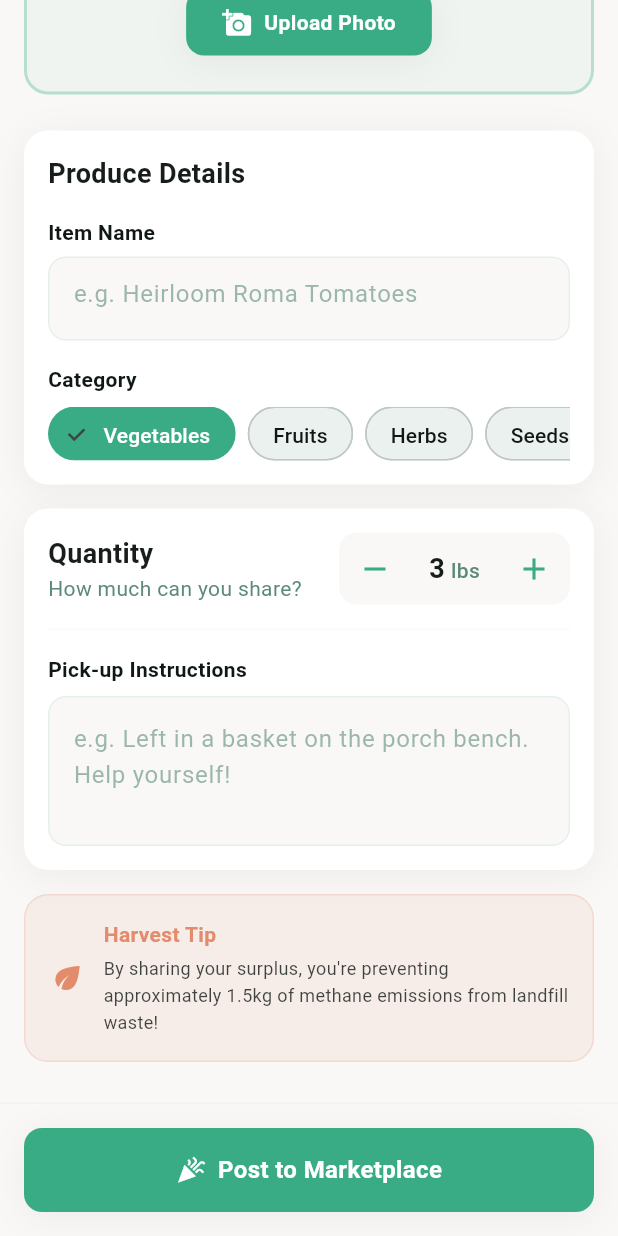
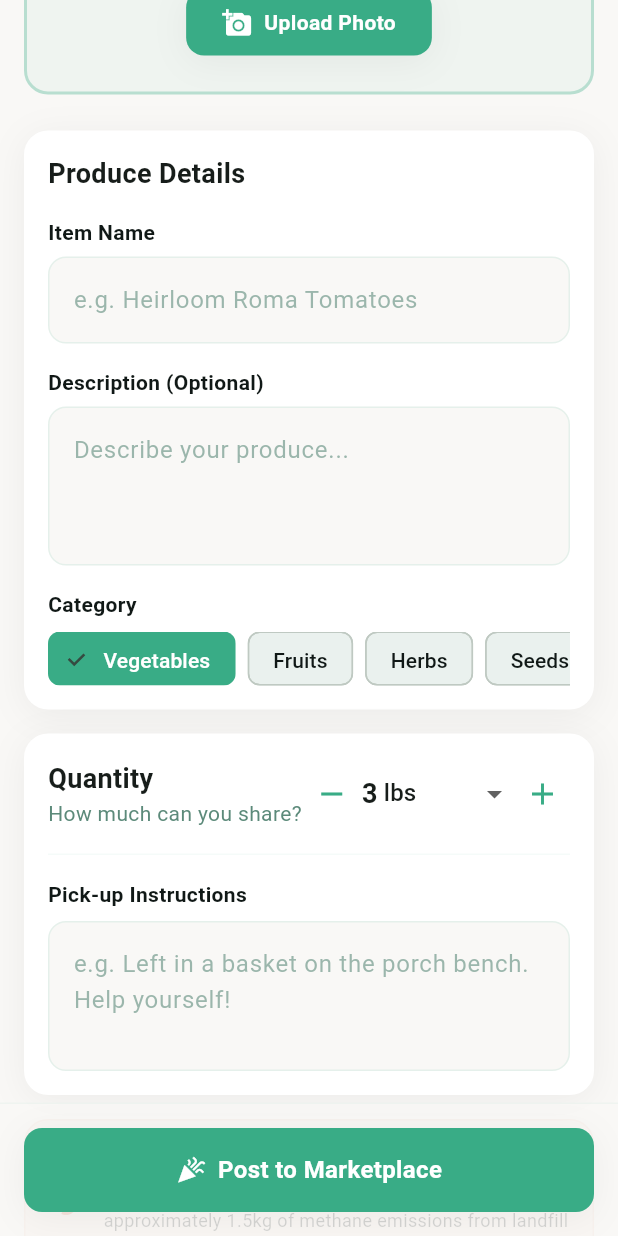
Before and after one commit to Mykol5/FoodGardenApp, a Flutter app: the ShareScreen screen opened directly, scrolled down 315 dp, on a phone screen of 412 x 824 dp. Run offline on Flutter 3.47's test engine with Material 3 defaults, Android fonts, the phone set to English and light mode, and no system bars; our stand-ins replace image_picker, shared_preferences; accounts and stored records are empty; network calls fail.

Commit message:
Update share_screen.dart

```diff
--- a/lib/share_screen.dart
+++ b/lib/share_screen.dart
@@ -1,7 +1,15 @@
+import 'dart:convert';
+import 'dart:typed_data';
 import 'package:flutter/material.dart';
+import 'package:image_picker/image_picker.dart';
+import 'package:provider/provider.dart';
+import '../services/api_service.dart';
+import '../providers/auth_provider.dart';
 
 class ShareScreen extends StatefulWidget {
-  const ShareScreen({super.key});
+  final Map<String, dynamic>? existingCrop; // Optional: pre-fill from a crop
+
+  const ShareScreen({super.key, this.existingCrop});
 
   @override
   State<ShareScreen> createState() => _ShareScreenState();
@@ -10,16 +18,175 @@ class ShareScreen extends StatefulWidget {
 class _ShareScreenState extends State<ShareScreen> {
   final _itemNameController = TextEditingController();
   final _pickupInstructionsController = TextEditingController();
+  final _descriptionController = TextEditingController();
+
   int _quantity = 3;
   String _selectedCategory = 'Vegetables';
+  String _selectedUnit = 'lbs';
+  bool _isLoading = false;
 
-  final List<String> categories = ['Vegetables', 'Fruits', 'Herbs', 'Seeds'];
+  // Image related
+  XFile? _selectedImage;
+  Uint8List? _selectedImageBytes;
+  bool _isUploadingImage = false;
+  String? _uploadedImageUrl;
+
+  final List<String> categories = ['Vegetables', 'Fruits', 'Herbs', 'Seeds', 'Other'];
+  final List<String> units = ['lbs', 'kg', 'oz', 'pieces', 'bunches'];
+
+  final ApiService _apiService = ApiService();
+
+  @override
+  void initState() {
+    super.initState();
+    // Pre-fill if coming from a crop
+    if (widget.existingCrop != null) {
+      _itemNameController.text = widget.existingCrop!['name'] ?? '';
+      _selectedCategory = _capitalize(widget.existingCrop!['category'] ?? 'vegetable');
+      _quantity = widget.existingCrop!['quantity'] ?? 3;
+      _selectedUnit = widget.existingCrop!['quantity_unit'] ?? 'lbs';
+    }
+  }
 
   @override
   void dispose() {
     _itemNameController.dispose();
     _pickupInstructionsController.dispose();
+    _descriptionController.dispose();
     super.dispose();
+  }
+
+  Future<void> _pickImage() async {
+    final ImagePicker picker = ImagePicker();
+    final XFile? image = await picker.pickImage(
+      source: ImageSource.gallery,
+      maxWidth: 800,
+      maxHeight: 800,
+      imageQuality: 85,
+    );
+
+    if (image != null) {
+      final bytes = await image.readAsBytes();
+      setState(() {
+        _selectedImage = image;
+        _selectedImageBytes = bytes;
+      });
+    }
+  }
+
+  Future<String?> _uploadImage() async {
+    if (_selectedImage == null || _selectedImageBytes == null) return null;
+
+    setState(() {
+      _isUploadingImage = true;
+    });
+
+    try {
+      final base64Image = base64Encode(_selectedImageBytes!);
+      final fileName = _selectedImage!.name;
+
+      // Use the existing image upload method
+      final result = await _apiService.uploadImageWeb(base64Image, fileName);
+
+      if (result['success'] == true) {
+        return result['imageUrl'];
+      } else {
+        if (mounted) {
+          ScaffoldMessenger.of(context).showSnackBar(
+            SnackBar(
+              content: Text(result['error'] ?? 'Failed to upload image'),
+              backgroundColor: Colors.red,
+            ),
+          );
+        }
+        return null;
+      }
+    } catch (e) {
+      print('❌ Upload image error: $e');
+      return null;
+    } finally {
+      if (mounted) {
+        setState(() {
+          _isUploadingImage = false;
+        });
+      }
+    }
+  }
+
+  Future<void> _shareItem() async {
+    // Validate
+    if (_itemNameController.text.trim().isEmpty) {
+      _showError('Please enter an item name');
+      return;
+    }
+
+    setState(() {
+      _isLoading = true;
+    });
+
+    try {
+      // Upload image if selected
+      String? imageUrl = _uploadedImageUrl;
+      if (_selectedImage != null) {
+        imageUrl = await _uploadImage();
+      }
+
+      final authProvider = Provider.of<AuthProvider>(context, listen: false);
+      final user = authProvider.currentUser;
+
+      final itemData = {
+        'name': _itemNameController.text.trim(),
+        'category': _selectedCategory.toLowerCase(),
+        'quantity': _quantity,
+        'quantity_unit': _selectedUnit,
+        'description': _descriptionController.text.trim().isEmpty
+            ? null
+            : _descriptionController.text.trim(),
+        'pickup_instructions': _pickupInstructionsController.text.trim().isEmpty
+            ? null
+            : _pickupInstructionsController.text.trim(),
+        'image_url': imageUrl,
+        'location_text': user?['location'] ?? 'Unknown',
+      };
+
+      final result = await _apiService.createSharedItem(itemData);
+
+      if (result['success'] == true && mounted) {
+        ScaffoldMessenger.of(context).showSnackBar(
+          const SnackBar(
+            content: Text('Item shared successfully!'),
+            backgroundColor: Colors.green,
+          ),
+        );
+        Navigator.pop(context, true);
+      } else {
+        _showError(result['error'] ?? 'Failed to share item');
+      }
+    } catch (e) {
+      _showError('Error: $e');
+    } finally {
+      if (mounted) {
+        setState(() {
+          _isLoading = false;
+        });
+      }
+    }
+  }
+
+  void _showError(String message) {
+    if (mounted) {
+      ScaffoldMessenger.of(context).showSnackBar(
+        SnackBar(
+          content: Text(message),
+          backgroundColor: Colors.red,
+        ),
+      );
+    }
+  }
+
+  String _capitalize(String s) {
+    if (s.isEmpty) return s;
+    return s[0].toUpperCase() + s.substring(1).toLowerCase();
   }
 
   @override
@@ -36,7 +203,49 @@ class _ShareScreenState extends State<ShareScreen> {
               child: Column(
                 children: [
                   // Top App Bar
-                  Container(
+                  _buildTopBar(isDarkMode),
+
+                  // Main Content
+                  Padding(
+                    padding: const EdgeInsets.all(16),
+                    child: Column(
+                      children: [
+                        // Hero Photo Uploader
+                        _buildImageUploader(isDarkMode),
+
+                        const SizedBox(height: 24),
+
+                        // Produce Details Card
+                        _buildProduceDetailsCard(isDarkMode),
+
+                        const SizedBox(height: 16),
+
+                        // Quantity & Logistics Card
+                        _buildLogisticsCard(isDarkMode),
+
+                        const SizedBox(height: 16),
+
+                        // Sustainability Tip
+                        _buildSustainabilityTip(isDarkMode),
+
+                        const SizedBox(height: 100),
+                      ],
+                    ),
+                  ),
+                ],
+              ),
+            ),
+
+            // Sticky Bottom CTA
+            _buildBottomCTA(isDarkMode),
+          ],
+        ),
+      ),
+    );
+  }
+
+  Widget _buildTopBar(bool isDarkMode) {
+    return Container(
       padding: const EdgeInsets.all(16),
       decoration: BoxDecoration(
         color: isDarkMode
@@ -46,7 +255,9 @@ class _ShareScreenState extends State<ShareScreen> {
       child: Row(
         children: [
           // Close Button
-                        Container(
+          GestureDetector(
+            onTap: () => Navigator.pop(context),
+            child: Container(
               width: 40,
               height: 40,
               decoration: BoxDecoration(
@@ -64,6 +275,7 @@ class _ShareScreenState extends State<ShareScreen> {
                 Icons.close,
                 color: Colors.black87,
                 size: 24,
+              ),
             ),
           ),
           // Title
@@ -96,15 +308,13 @@ class _ShareScreenState extends State<ShareScreen> {
           ),
         ],
       ),
-                  ),
+    );
+  }
 
-                  // Main Content
-                  Padding(
-                    padding: const EdgeInsets.all(16),
-                    child: Column(
-                      children: [
-                        // Hero Photo Uploader
-                        Container(
+  Widget _buildImageUploader(bool isDarkMode) {
+    return GestureDetector(
+      onTap: _isUploadingImage ? null : _pickImage,
+      child: Container(
         padding: const EdgeInsets.all(24),
         decoration: BoxDecoration(
           color: const Color(0xFF39AC86).withOpacity(0.05),
@@ -112,10 +322,45 @@ class _ShareScreenState extends State<ShareScreen> {
           border: Border.all(
             color: const Color(0xFF39AC86).withOpacity(0.3),
             width: 2,
-                              style: BorderStyle.solid,
           ),
         ),
-                          child: Column(
+        child: _selectedImageBytes != null
+            ? Stack(
+                alignment: Alignment.topRight,
+                children: [
+                  ClipRRect(
+                    borderRadius: BorderRadius.circular(12),
+                    child: Image.memory(
+                      _selectedImageBytes!,
+                      height: 150,
+                      width: double.infinity,
+                      fit: BoxFit.cover,
+                    ),
+                  ),
+                  GestureDetector(
+                    onTap: () {
+                      setState(() {
+                        _selectedImage = null;
+                        _selectedImageBytes = null;
+                      });
+                    },
+                    child: Container(
+                      margin: const EdgeInsets.all(8),
+                      padding: const EdgeInsets.all(4),
+                      decoration: BoxDecoration(
+                        color: Colors.black.withOpacity(0.5),
+                        shape: BoxShape.circle,
+                      ),
+                      child: const Icon(
+                        Icons.close,
+                        color: Colors.white,
+                        size: 16,
+                      ),
+                    ),
+                  ),
+                ],
+              )
+            : Column(
                 children: [
                   Container(
                     width: 80,
@@ -124,7 +369,9 @@ class _ShareScreenState extends State<ShareScreen> {
                       color: const Color(0xFF39AC86).withOpacity(0.2),
                       borderRadius: BorderRadius.circular(40),
                     ),
-                                child: const Icon(
+                    child: _isUploadingImage
+                        ? const CircularProgressIndicator(color: Color(0xFF39AC86))
+                        : const Icon(
                             Icons.eco,
                             color: Color(0xFF39AC86),
                             size: 48,
@@ -189,11 +436,11 @@ class _ShareScreenState extends State<ShareScreen> {
                 ],
               ),
       ),
+    );
+  }
 
-                        const SizedBox(height: 24),
-
-                        // Produce Details Card
-                        Container(
+  Widget _buildProduceDetailsCard(bool isDarkMode) {
+    return Container(
       padding: const EdgeInsets.all(16),
       decoration: BoxDecoration(
         color: isDarkMode ? const Color(0xFF2D3A35) : Colors.white,
@@ -219,44 +466,22 @@ class _ShareScreenState extends State<ShareScreen> {
           const SizedBox(height: 16),
 
           // Item Name Field
-                              Column(
-                                crossAxisAlignment: CrossAxisAlignment.start,
-                                children: [
-                                  Text(
-                                    'Item Name',
-                                    style: TextStyle(
-                                      fontSize: 14,
-                                      fontWeight: FontWeight.w600,
-                                      color: isDarkMode ? Colors.white : const Color(0xFF101816),
+          _buildTextField(
+            isDarkMode,
+            controller: _itemNameController,
+            label: 'Item Name',
+            hint: 'e.g. Heirloom Roma Tomatoes',
           ),
-                                  ),
-                                  const SizedBox(height: 6),
-                                  Container(
-                                    height: 56,
-                                    decoration: BoxDecoration(
-                                      color: isDarkMode
-                                          ? const Color(0xFF212C28)
-                                          : const Color(0xFFF9F8F6),
-                                      borderRadius: BorderRadius.circular(12),
-                                      border: Border.all(
-                                        color: const Color(0xFF39AC86).withOpacity(0.1),
-                                      ),
-                                    ),
-                                    child: TextField(
-                                      controller: _itemNameController,
-                                      decoration: InputDecoration(
-                                        hintText: 'e.g. Heirloom Roma Tomatoes',
-                                        hintStyle: TextStyle(
-                                          color: const Color(0xFF5C8A7A).withOpacity(0.6),
-                                        ),
-                                        border: InputBorder.none,
-                                        contentPadding: const EdgeInsets.symmetric(
-                                          horizontal: 16,
-                                        ),
-                                      ),
-                                    ),
-                                  ),
-                                ],
+
+          const SizedBox(height: 16),
+
+          // Description Field
+          _buildTextField(
+            isDarkMode,
+            controller: _descriptionController,
+            label: 'Description (Optional)',
+            hint: 'Describe your produce...',
+            maxLines: 3,
           ),
 
           const SizedBox(height: 16),
@@ -288,23 +513,16 @@ class _ShareScreenState extends State<ShareScreen> {
                         right: index < categories.length - 1 ? 8 : 0,
                       ),
                       child: ChoiceChip(
-                                            label: Text(
-                                              category,
-                                              style: TextStyle(
-                                                fontSize: 14,
-                                                fontWeight: FontWeight.w500,
-                                                color: isSelected
-                                                    ? Colors.white
-                                                    : (isDarkMode ? Colors.white : const Color(0xFF101816)),
-                                              ),
-                                            ),
+                        label: Text(category),
                         selected: isSelected,
                         selectedColor: const Color(0xFF39AC86),
                         backgroundColor: isDarkMode
                             ? const Color(0xFF212C28)
                             : const Color(0xFFEAF1EE),
-                                            shape: RoundedRectangleBorder(
-                                              borderRadius: BorderRadius.circular(20),
+                        labelStyle: TextStyle(
+                          color: isSelected
+                              ? Colors.white
+                              : (isDarkMode ? Colors.white : const Color(0xFF101816)),
                         ),
                         onSelected: (selected) {
                           setState(() {
@@ -320,12 +538,11 @@ class _ShareScreenState extends State<ShareScreen> {
           ),
         ],
       ),
-                        ),
+    );
+  }
 
-                        const SizedBox(height: 16),
-
-                        // Quantity & Logistics Card
-                        Container(
+  Widget _buildLogisticsCard(bool isDarkMode) {
+    return Container(
       padding: const EdgeInsets.all(16),
       decoration: BoxDecoration(
         color: isDarkMode ? const Color(0xFF2D3A35) : Colors.white,
@@ -344,10 +561,10 @@ class _ShareScreenState extends State<ShareScreen> {
           Row(
             mainAxisAlignment: MainAxisAlignment.spaceBetween,
             children: [
-                                  Column(
+              const Column(
                 crossAxisAlignment: CrossAxisAlignment.start,
                 children: [
-                                      const Text(
+                  Text(
                     'Quantity',
                     style: TextStyle(
                       fontSize: 18,
@@ -358,20 +575,12 @@ class _ShareScreenState extends State<ShareScreen> {
                     'How much can you share?',
                     style: TextStyle(
                       fontSize: 14,
-                                          color: const Color(0xFF5C8A7A),
+                      color: Color(0xFF5C8A7A),
                     ),
                   ),
                 ],
               ),
-                                  Container(
-                                    padding: const EdgeInsets.all(4),
-                                    decoration: BoxDecoration(
-                                      color: isDarkMode
-                                          ? const Color(0xFF212C28)
-                                          : const Color(0xFFF9F8F6),
-                                      borderRadius: BorderRadius.circular(12),
-                                    ),
-                                    child: Row(
+              Row(
                 children: [
                   // Decrease Button
                   GestureDetector(
@@ -394,12 +603,8 @@ class _ShareScreenState extends State<ShareScreen> {
                       ),
                     ),
                   ),
-                                        // Quantity Display
-                                        Padding(
-                                          padding: const EdgeInsets.symmetric(horizontal: 16),
-                                          child: Row(
-                                            crossAxisAlignment: CrossAxisAlignment.baseline,
-                                            textBaseline: TextBaseline.alphabetic,
+                  // Quantity Display with Unit Dropdown
+                  Row(
                     children: [
                       Text(
                         '$_quantity',
@@ -409,16 +614,23 @@ class _ShareScreenState extends State<ShareScreen> {
                         ),
                       ),
                       const SizedBox(width: 4),
-                                              Text(
-                                                'lbs',
-                                                style: TextStyle(
-                                                  fontSize: 14,
-                                                  color: const Color(0xFF5C8A7A),
-                                                  fontWeight: FontWeight.w500,
-                                                ),
+                      DropdownButton<String>(
+                        value: _selectedUnit,
+                        items: units.map((unit) {
+                          return DropdownMenuItem(
+                            value: unit,
+                            child: Text(unit),
+                          );
+                        }).toList(),
+                        onChanged: (value) {
+                          setState(() {
+                            _selectedUnit = value!;
+                          });
+                        },
+                        underline: Container(),
+                        icon: const Icon(Icons.arrow_drop_down),
                       ),
                     ],
-                                          ),
                   ),
                   // Increase Button
                   GestureDetector(
@@ -442,7 +654,6 @@ class _ShareScreenState extends State<ShareScreen> {
                     ),
                   ),
                 ],
-                                    ),
               ),
             ],
           ),
@@ -500,12 +711,11 @@ class _ShareScreenState extends State<ShareScreen> {
           ),
         ],
       ),
-                        ),
+    );
+  }
 
-                        const SizedBox(height: 16),
-
-                        // Sustainability Tip
-                        Container(
+  Widget _buildSustainabilityTip(bool isDarkMode) {
+    return Container(
       padding: const EdgeInsets.all(16),
       decoration: BoxDecoration(
         color: const Color(0xFFE38B6D).withOpacity(0.1),
@@ -550,18 +760,11 @@ class _ShareScreenState extends State<ShareScreen> {
           ),
         ],
       ),
-                        ),
+    );
+  }
 
-                        const SizedBox(height: 100), // Space for sticky button
-                      ],
-                    ),
-                  ),
-                ],
-              ),
-            ),
-
-            // Sticky Bottom CTA
-            Positioned(
+  Widget _buildBottomCTA(bool isDarkMode) {
+    return Positioned(
       bottom: 0,
       left: 0,
       right: 0,
@@ -581,7 +784,7 @@ class _ShareScreenState extends State<ShareScreen> {
           width: double.infinity,
           height: 56,
           decoration: BoxDecoration(
-                    color: const Color(0xFF39AC86),
+            color: _isLoading ? Colors.grey : const Color(0xFF39AC86),
             borderRadius: BorderRadius.circular(12),
             boxShadow: [
               BoxShadow(
@@ -595,12 +798,21 @@ class _ShareScreenState extends State<ShareScreen> {
             color: Colors.transparent,
             child: InkWell(
               borderRadius: BorderRadius.circular(12),
-                      onTap: () {
-                        // Handle post to marketplace
-                      },
+              onTap: _isLoading ? null : _shareItem,
               child: Row(
                 mainAxisAlignment: MainAxisAlignment.center,
-                        children: [
+                children: _isLoading
+                    ? [
+                        const SizedBox(
+                          width: 24,
+                          height: 24,
+                          child: CircularProgressIndicator(
+                            strokeWidth: 2,
+                            color: Colors.white,
+                          ),
+                        ),
+                      ]
+                    : [
                         const Icon(
                           Icons.celebration,
                           color: Colors.white,
@@ -621,10 +833,52 @@ class _ShareScreenState extends State<ShareScreen> {
           ),
         ),
       ),
+    );
+  }
+
+  Widget _buildTextField(
+    bool isDarkMode, {
+    required TextEditingController controller,
+    required String label,
+    required String hint,
+    int maxLines = 1,
+  }) {
+    return Column(
+      crossAxisAlignment: CrossAxisAlignment.start,
+      children: [
+        Text(
+          label,
+          style: TextStyle(
+            fontSize: 14,
+            fontWeight: FontWeight.w600,
+            color: isDarkMode ? Colors.white : const Color(0xFF101816),
+          ),
+        ),
+        const SizedBox(height: 6),
+        Container(
+          decoration: BoxDecoration(
+            color: isDarkMode
+                ? const Color(0xFF212C28)
+                : const Color(0xFFF9F8F6),
+            borderRadius: BorderRadius.circular(12),
+            border: Border.all(
+              color: const Color(0xFF39AC86).withOpacity(0.1),
+            ),
+          ),
+          child: TextField(
+            controller: controller,
+            maxLines: maxLines,
+            decoration: InputDecoration(
+              hintText: hint,
+              hintStyle: TextStyle(
+                color: const Color(0xFF5C8A7A).withOpacity(0.6),
+              ),
+              border: InputBorder.none,
+              contentPadding: const EdgeInsets.all(16),
+            ),
+          ),
         ),
       ],
-        ),
-      ),
     );
   }
 }
```
Lines whose indentation alone changed are shown as unchanged.
